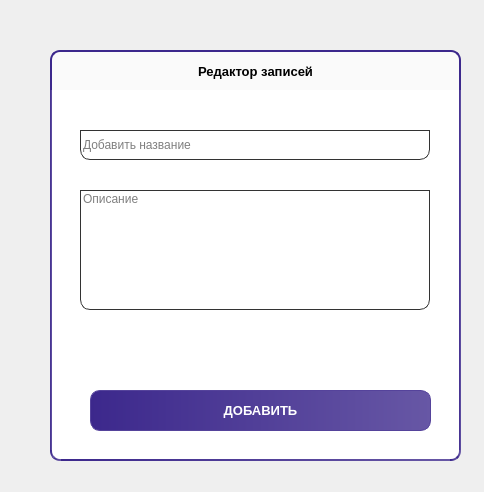
First picture: the form in Users_Interfaces/TEST.ui, repository FREDY129053/Tasks-Table, before the edit.
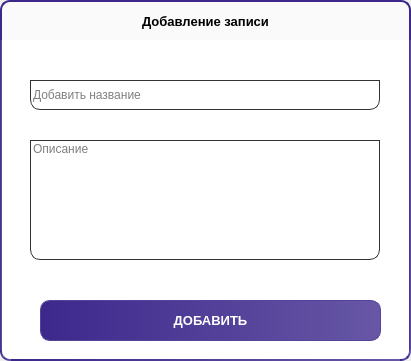
Second picture: the form after the edit.

```diff
--- a/Users_Interfaces/TEST.ui
+++ b/Users_Interfaces/TEST.ui
@@ -6,8 +6,8 @@
    <rect>
     <x>0</x>
     <y>0</y>
-    <width>484</width>
-    <height>492</height>
+    <width>411</width>
+    <height>361</height>
    </rect>
   </property>
   <property name="windowTitle">
@@ -37,10 +37,10 @@
   <widget class="QFrame" name="frame">
    <property name="geometry">
     <rect>
-     <x>50</x>
-     <y>90</y>
+     <x>0</x>
+     <y>40</y>
      <width>411</width>
-     <height>371</height>
+     <height>321</height>
     </rect>
    </property>
    <property name="autoFillBackground">
@@ -94,7 +94,7 @@
     <property name="geometry">
      <rect>
       <x>40</x>
-      <y>300</y>
+      <y>260</y>
       <width>341</width>
       <height>41</height>
      </rect>
@@ -136,10 +136,12 @@
      </rect>
     </property>
     <property name="styleSheet">
-     <string notr="true">border: none;
+     <string notr="true">QLineEdit {
+border: none;
 border-radoius: 2px;
 
-border: 1px solid #333333;</string>
+border: 1px solid #333333;
+}</string>
     </property>
     <property name="placeholderText">
      <string>Добавить название</string>
@@ -171,8 +173,8 @@
   <widget class="QLabel" name="label">
    <property name="geometry">
     <rect>
-     <x>50</x>
-     <y>50</y>
+     <x>0</x>
+     <y>0</y>
      <width>411</width>
      <height>40</height>
     </rect>
@@ -195,7 +197,7 @@
 border-top-left-radius: 10px;</string>
    </property>
    <property name="text">
-    <string>Редактор записей</string>
+    <string>Добавление записи</string>
    </property>
    <property name="alignment">
     <set>Qt::AlignCenter</set>
```
